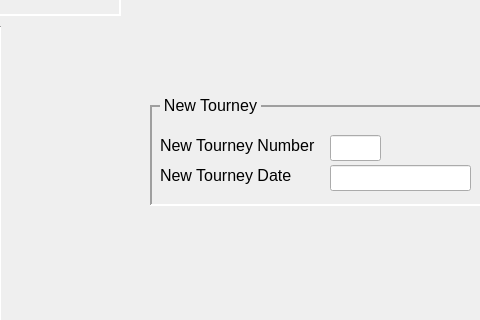
Above: CribbageQt/UI/CribbageQt.ui from mwycombe/CribbageQt before the change; both pictures show x 292 to 772 and y 336 to 656 of the 1114 by 915 pixel window. Below: the same form after it.
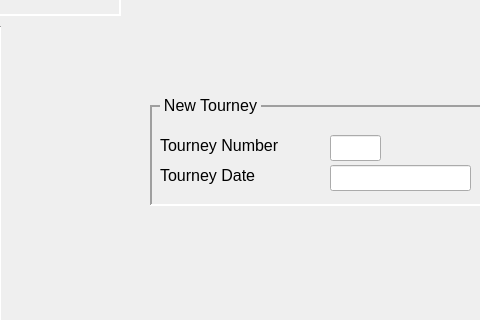
That is the form after the change.

What changed in the file:
```diff
--- a/CribbageQt/UI/CribbageQt.ui
+++ b/CribbageQt/UI/CribbageQt.ui
@@ -925,7 +925,7 @@
           </rect>
          </property>
          <property name="text">
-          <string>New Tourney Number</string>
+          <string>Tourney Number</string>
          </property>
         </widget>
         <widget class="QLabel" name="newTourneyDateLabel">
@@ -938,7 +938,7 @@
           </rect>
          </property>
          <property name="text">
-          <string>New Tourney Date</string>
+          <string>Tourney Date</string>
          </property>
         </widget>
         <widget class="QLineEdit" name="newTourneyNumberEntry">
```
Left out of the diff: 12 changed lines with no effect on the pictures.
